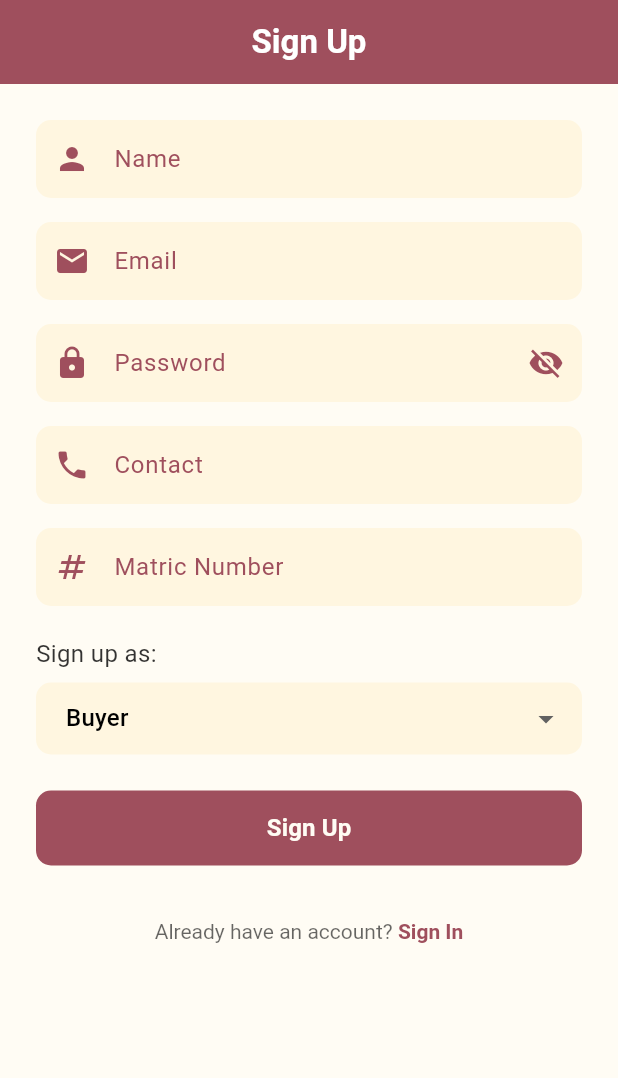
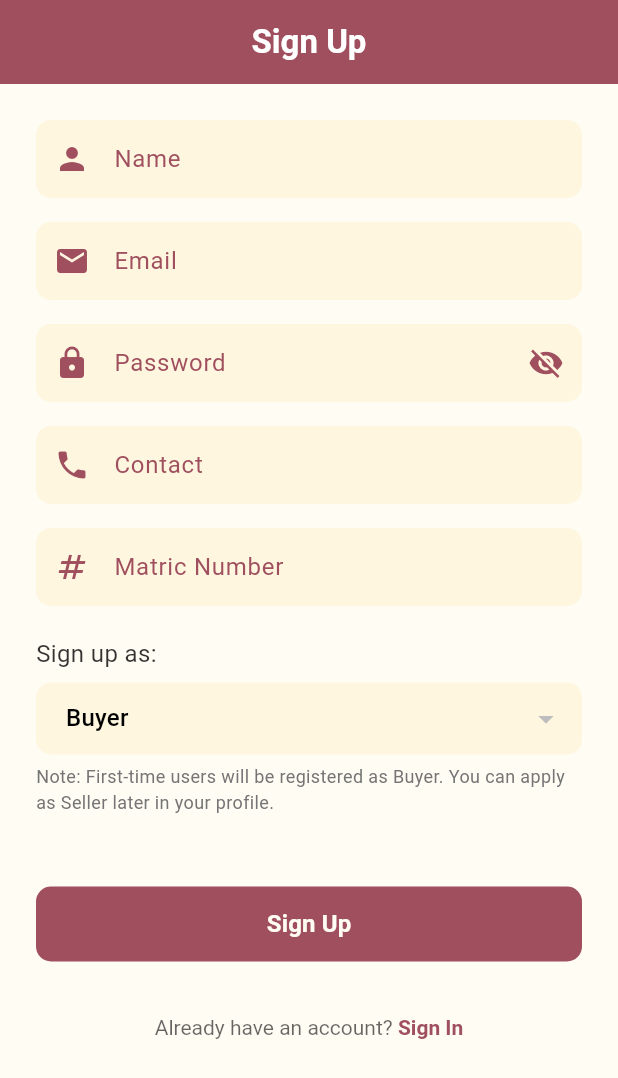
Before and after one commit to nuramirahathirahnazli/utmThrift-mobile, a Flutter app: the SignUpScreen screen opened by its route, on a phone screen of 412 x 824 dp. Shown: the top 1078 px of the screen. Run offline on Flutter 3.47's test engine with Material 3 defaults, Android fonts, the phone set to English and light mode, and no system bars; our stand-ins replace file_picker, flutter_rating_bar, image_picker, photo_view, shared_preferences, webview_flutter; missing offline and left inert: webview_flutter_android; accounts and stored records are empty.

Commit message:
SprintTesting : Register default user as Buyer; removed user_type from request

```diff
--- a/utmthrift_mobile/lib/services/auth_service.dart
+++ b/utmthrift_mobile/lib/services/auth_service.dart
@@ -31,7 +31,6 @@ class AuthService {
         "password": password,
         "contact_number": contactNumber,
         "matric_number": matricNumber,
-        'user_type': userType,
       }),
     );
 
--- a/utmthrift_mobile/lib/viewmodels/signup_viewmodel.dart
+++ b/utmthrift_mobile/lib/viewmodels/signup_viewmodel.dart
@@ -16,7 +16,6 @@ class SignupViewModel extends ChangeNotifier {
     required String password,
     required String contact,
     required String matric,
-    required String userType,
     required BuildContext context, // Added for navigation
   }) async {
     isLoading = true;
@@ -32,7 +31,6 @@ class SignupViewModel extends ChangeNotifier {
           'password_confirmation': password,
           'contact': contact,
           'matric': matric,
-          'user_type': userType,
         },
       );
 
--- a/utmthrift_mobile/lib/views/auth/sign_up.dart
+++ b/utmthrift_mobile/lib/views/auth/sign_up.dart
@@ -18,7 +18,6 @@ class _SignUpScreenState extends State<SignUpScreen> {
   final TextEditingController _contactController = TextEditingController();
   final TextEditingController _matricController = TextEditingController();
   bool _isPasswordVisible = false;
-  String _userType = "Buyer";
 
   @override
   Widget build(BuildContext context) {
@@ -178,24 +177,21 @@ class _SignUpScreenState extends State<SignUpScreen> {
               ),
               const SizedBox(height: 20.0),
 
-              // User Type Selection
-              Text("Sign up as:",
-                   style: TextStyle(
-                     fontSize: 16,
-                     color: AppColors.color10.withOpacity(0.8),
-                   )),
+              // User Type Selection (Informative Only)
+              Text(
+                "Sign up as:",
+                style: TextStyle(
+                  fontSize: 16,
+                  color: AppColors.color10.withOpacity(0.8),
+                ),
+              ),
               const SizedBox(height: 8.0),
               DropdownButtonFormField<String>(
-                value: _userType,
-                items: ["Buyer", "Seller"].map((String type) {
-                  return DropdownMenuItem<String>(
-                    value: type,
-                    child: Text(type, style: const TextStyle(color: AppColors.color10)),
-                  );
-                }).toList(),
-                onChanged: (value) {
-                  setState(() => _userType = value!);
-                },
+                value: "Buyer",
+                items: const [
+                  DropdownMenuItem(value: "Buyer", child: Text("Buyer", style: TextStyle(color: AppColors.color10))),
+                ],
+                onChanged: null, // Disables the dropdown
                 decoration: InputDecoration(
                   filled: true,
                   fillColor: AppColors.color12,
@@ -207,6 +203,16 @@ class _SignUpScreenState extends State<SignUpScreen> {
                 ),
                 dropdownColor: AppColors.color12,
               ),
+              const SizedBox(height: 6.0),
+              Text(
+                "Note: First-time users will be registered as Buyer. You can apply as Seller later in your profile.",
+                style: TextStyle(
+                  fontSize: 12,
+                  color: Colors.grey[600],
+                ),
+              ),
+              const SizedBox(height: 24.0),
+
               const SizedBox(height: 24.0),
 
               // Sign-Up Button
@@ -231,7 +237,6 @@ class _SignUpScreenState extends State<SignUpScreen> {
                               password: _passwordController.text,
                               contact: _contactController.text,
                               matric: _matricController.text,
-                              userType: _userType,
                               context: context,
                             );
 
```
